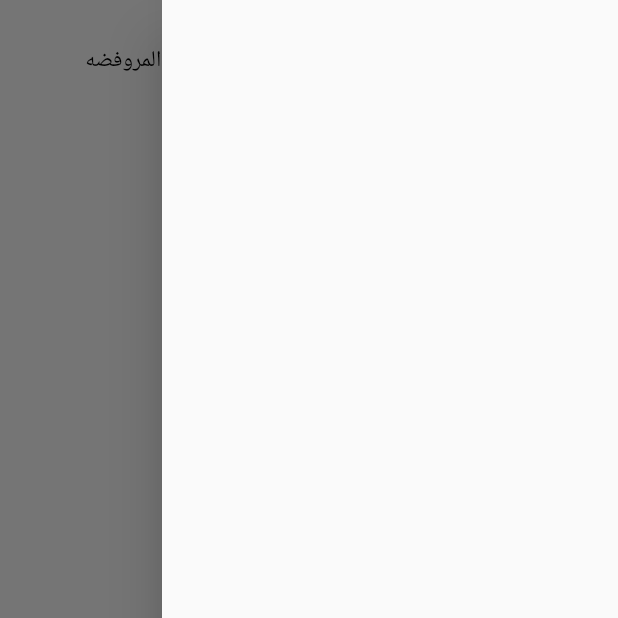
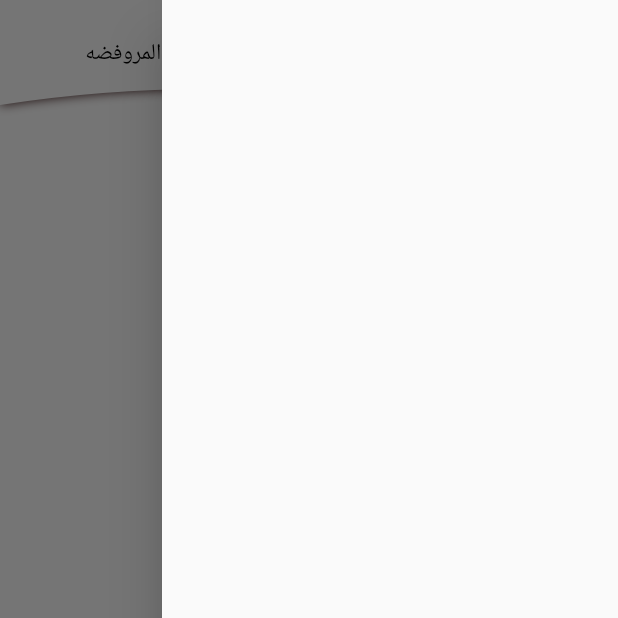
Before and after one commit to bedo368/on-the-bon, a Flutter app: the OrderManageScreen screen opened by its route, with the side drawer open, on a phone screen of 412 x 824 dp, the top half of it. Run offline on Flutter 3.47's test engine with Material 2 defaults, Android fonts, the light colour scheme and no system bars; our stand-ins replace cached_network_image, cloud_firestore, curved_navigation_bar, firebase_auth, firebase_core, firebase_messaging and 10 more; missing offline and left inert: firebase_app_check; accounts and stored records are empty.

Commit message:
applay some changes to order screen

```diff
--- a/lib/main.dart
+++ b/lib/main.dart
@@ -58,7 +58,8 @@ class MyApp extends StatelessWidget {
   Widget build(BuildContext context) {
     firstOpen = true;
     SystemChrome.setSystemUIOverlayStyle(const SystemUiOverlayStyle(
-        statusBarColor: Color.fromRGBO(61, 26, 26, 1)));
+        statusBarColor: Color.fromRGBO(61, 26, 26, 1),
+        statusBarBrightness: Brightness.dark));
 
     SystemChrome.setPreferredOrientations([
       DeviceOrientation.portraitUp,
@@ -91,6 +92,7 @@ class MyApp extends StatelessWidget {
         title: 'Flutter Demo',
         theme: ThemeData(
                 appBarTheme: AppBarTheme(
+                    systemOverlayStyle: SystemUiOverlayStyle.light,
                     backgroundColor: Theme.of(context).primaryColor),
                 textTheme: const TextTheme(
                     bodyText1: TextStyle(fontSize: 22, color: Colors.white)),
--- a/lib/screens/orders_screen/widgets/orders_button.dart
+++ b/lib/screens/orders_screen/widgets/orders_button.dart
@@ -1,4 +1,6 @@
 import 'package:flutter/material.dart';
+import 'package:on_the_bon/global_widgets/clip_shadow.dart';
+import 'package:on_the_bon/screens/home_screen/widgets/custom_clip_path.dart';
 import 'package:on_the_bon/type_enum/enums.dart';
 
 class OrdersButton extends StatelessWidget {
@@ -15,8 +17,18 @@ class OrdersButton extends StatelessWidget {
   @override
   Widget build(BuildContext context) {
     final List<String> buttonsText = orderTypeStringToEnum.keys.toList();
-    return Container(
-      margin: const EdgeInsets.only(top: 30),
+    return ClipShadowPath(
+      shadow: BoxShadow(
+          blurRadius: 5,
+          blurStyle: BlurStyle.outer,
+          offset: const Offset(0, 5),
+          spreadRadius: 5,
+          color: Theme.of(context).primaryColor),
+      clipper: WaveClip(lowPointPosition: 8, hightPointPosition: 16 ),
+      child: Container(
+
+        color: Colors.white,
+        padding: const EdgeInsets.only(top: 25 , bottom: 15),
         child: SingleChildScrollView(
           scrollDirection: Axis.horizontal,
           child: AnimatedContainer(
@@ -56,7 +68,8 @@ class OrdersButton extends StatelessWidget {
                                                     .colorScheme
                                                     .secondary)
                                             : const BorderSide(
-                                              width: 0, color: Colors.white))),
+                                                width: 0,
+                                                color: Colors.white))),
                                 margin:
                                     const EdgeInsets.symmetric(horizontal: 10),
                                 child: Text(
@@ -74,6 +87,7 @@ class OrdersButton extends StatelessWidget {
             ),
           ),
         ),
+      ),
     );
   }
 }
```
Also changed, not shown: lib/screens/home_screen/home_screen.dart (+19 -8 lines), lib/screens/orders_screen/orders_screen.dart (+35 -16 lines), lib/screens/orders_screen/widgets/orders_item.dart (+5 -8 lines). Lines whose indentation alone changed are shown as unchanged.
